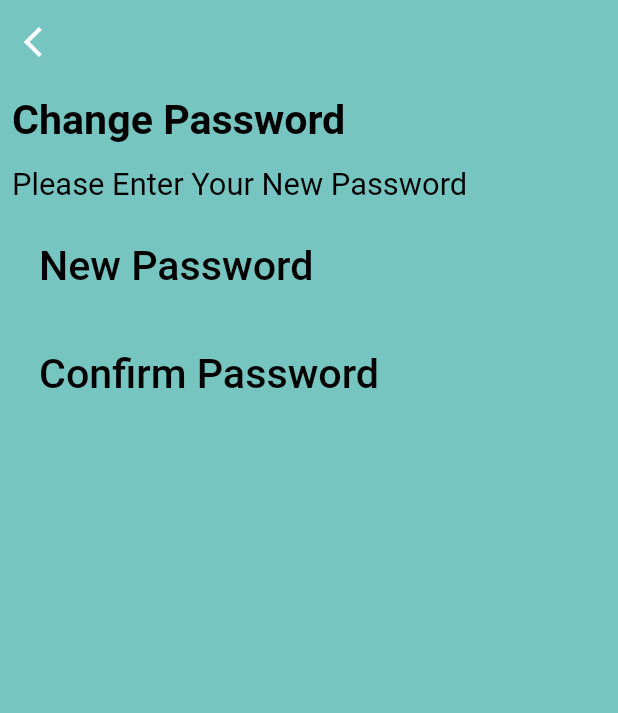
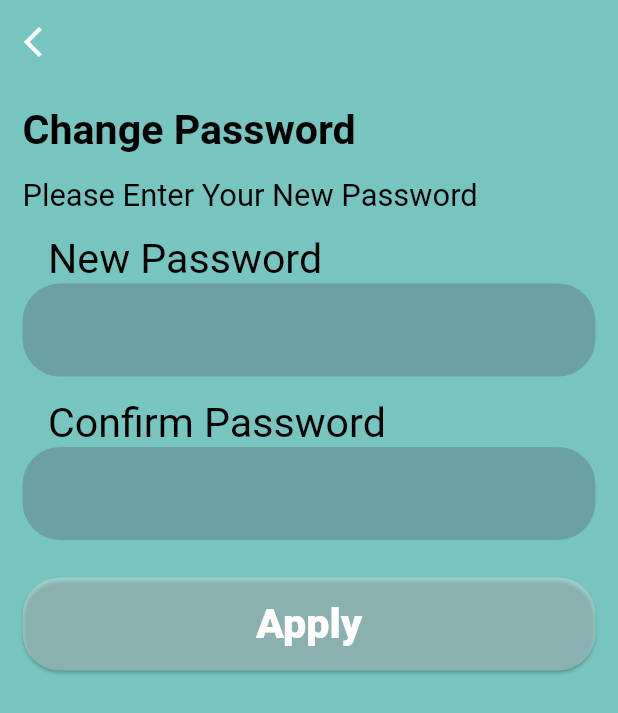
Before and after one commit to Amgad22318/RoomQuik, a Flutter app: the MyProfileScreen widget shown alone on an empty page, opened directly, after a tap on "Change Password", on a phone screen of 412 x 824 dp. Shown: the top 713 px of the screen. Run offline on Flutter 3.47's test engine with Material 2 defaults, Android fonts, the phone set to English and light mode, and no system bars; our stand-ins replace bloc, cached_network_image, dio, flutter_bloc, flutter_svg, fluttertoast and 5 more; accounts and stored records are empty; network calls fail.

Commit message:
ashraf_update_last_repo

```diff
--- a/lib/data/repository/Profile_Info_repository/profile_info_repository.dart
+++ b/lib/data/repository/Profile_Info_repository/profile_info_repository.dart
@@ -4,8 +4,8 @@ import 'package:algoriza_team_6_realestate_app/data/source/network/api_result_ha
 import '../../source/network/endpoints.dart';
 import '../../source/network/my_dio.dart';
 
-class Profile_Info_Repository {
+class ProfileInfoRepository {
   Future<ApiResults> getProfileInfoData() async {
-    return await sl<MyDio>().getData(endPoint: profile_info,);
+    return await sl<MyDio>().getData(endPoint: profileInfo,);
 }
 }
--- a/lib/data/repository/booking_repository/booking_repository.dart
+++ b/lib/data/repository/booking_repository/booking_repository.dart
@@ -4,12 +4,12 @@ import 'package:algoriza_team_6_realestate_app/data/source/network/api_result_ha
 import '../../source/network/endpoints.dart';
 import '../../source/network/my_dio.dart';
 
-class Booking_Repository {
+class BookingRepository {
   Future<ApiResults> getBookingData(
       int count,
       String type,
       ) async {
-    return await sl<MyDio>().getData(endPoint: get_bookings, queryParameters: {
+    return await sl<MyDio>().getData(endPoint: getBookings, queryParameters: {
       'count': count,
       'type': type,
     });
--- a/lib/data/repository/create_booking_repository/create_booking_repository.dart
+++ b/lib/data/repository/create_booking_repository/create_booking_repository.dart
@@ -8,7 +8,7 @@ class CreateBookingRepository {
   Future<ApiResults> CreateBookingData(
     int hotel_ID,
   ) async {
-    return await sl<MyDio>().postData(endPoint: create_booking, data: {
+    return await sl<MyDio>().postData(endPoint: createBooking, data: {
       'hotel_id':hotel_ID,
     });
   }
--- a/lib/data/repository/hotlels_repository/hotels_repository.dart
+++ b/lib/data/repository/hotlels_repository/hotels_repository.dart
@@ -4,7 +4,7 @@ import 'package:algoriza_team_6_realestate_app/data/source/network/api_result_ha
 import '../../source/network/endpoints.dart';
 import '../../source/network/my_dio.dart';
 
-class Hotels_Repository {
+class HotelsRepository {
   Future<ApiResults> getHotelsData(
       int count,
       int page,
--- a/lib/data/repository/pass_change_repository/pass_change_repository.dart
+++ b/lib/data/repository/pass_change_repository/pass_change_repository.dart
@@ -4,13 +4,13 @@ import 'package:algoriza_team_6_realestate_app/data/source/network/api_result_ha
 import '../../source/network/endpoints.dart';
 import '../../source/network/my_dio.dart';
 
-class Pass_Change_Repository {
+class PassChangeRepository {
   Future<ApiResults> PassChangeData(
     String email,
     String password,
     String password_confirmation,
   ) async {
-    return await sl<MyDio>().postData(endPoint: pass_change, data: {
+    return await sl<MyDio>().postData(endPoint: passChange, data: {
       'email': email,
       'password': password,
       'password_confirmation': password_confirmation,
--- a/lib/data/repository/search_hotlel_repository/search_hotel_repository.dart
+++ b/lib/data/repository/search_hotlel_repository/search_hotel_repository.dart
@@ -4,7 +4,7 @@ import 'package:algoriza_team_6_realestate_app/data/source/network/api_result_ha
 import '../../source/network/endpoints.dart';
 import '../../source/network/my_dio.dart';
 
-class Search_Repository {
+class SearchRepository {
   Future<ApiResults> getSearchData(
     int count,
     int page,
--- a/lib/data/repository/update_booking_repository/update_booking_repository.dart
+++ b/lib/data/repository/update_booking_repository/update_booking_repository.dart
@@ -9,7 +9,7 @@ class UpdateBookingRepository {
     int booking_id,
       String type,
   ) async {
-    return await sl<MyDio>().postData(endPoint: update_booking_status, data: {
+    return await sl<MyDio>().postData(endPoint: updateBookingStatus, data: {
       'booking_id':booking_id,
       'type':type,
     });
--- a/lib/data/repository/update_profile_repository/update_profile_repository.dart
+++ b/lib/data/repository/update_profile_repository/update_profile_repository.dart
@@ -4,14 +4,14 @@ import 'package:algoriza_team_6_realestate_app/data/source/network/api_result_ha
 import '../../source/network/endpoints.dart';
 import '../../source/network/my_dio.dart';
 
-class Update_Profile_Repository {
+class UpdateProfileRepository {
   Future<ApiResults> UpdateProfileData(
     String name,
     String email,
     String password,
     String password_confirmation,
   ) async {
-    return await sl<MyDio>().postData(endPoint: update_info, data: {
+    return await sl<MyDio>().postData(endPoint: updateInfo, data: {
       'name':name ,
       'email': email,
       'password': password,
--- a/lib/router/app_router.dart
+++ b/lib/router/app_router.dart
@@ -31,7 +31,7 @@ class AppRouter {
       case screens.UpdateProfileRoute:
         return MaterialPageRoute(builder: (_) => EditProfile());
       case screens.ChangePasswordRoute:
-        return MaterialPageRoute(builder: (_) => Change_password());
+        return MaterialPageRoute(builder: (_) => ChangePassword());
 
       default:
         return null;
--- a/lib/screens/my_profile/change_password.dart
+++ b/lib/screens/my_profile/change_password.dart
@@ -1,11 +1,13 @@
 import 'package:flutter/material.dart';
 import 'package:sizer/sizer.dart';
 
+import '../../styles/colors.dart';
+import '../../widgets/default_material_button.dart';
 import '../../widgets/default_text.dart';
 import '../../widgets/default_text_form_field.dart';
 
-class Change_password extends StatelessWidget {
-  const Change_password({Key? key}) : super(key: key);
+class ChangePassword extends StatelessWidget {
+  const ChangePassword({Key? key}) : super(key: key);
 
   @override
   Widget build(BuildContext context) {
@@ -21,7 +23,7 @@ class Change_password extends StatelessWidget {
         elevation: 0,
       ),
       body: Padding(
-        padding: const EdgeInsets.all(8.0),
+        padding: const EdgeInsets.all(15.0),
         child: Column(
           crossAxisAlignment: CrossAxisAlignment.start,
           children: [
@@ -42,34 +44,94 @@ class Change_password extends StatelessWidget {
             SizedBox(
               height: 15,
             ),
-            DefaultTextFormField(
-              fontweight: FontWeight.w500,
-              controllerr: password,
-              type: TextInputType.text,
-              label: 'New Password',
-              radius: 0,
-              fonts: 20.sp,
-              readonly: false,
-              ispassword: false,
-              bradius: 20,
-              hint: 'Enter New Password',
-
-
+            Column(
+              crossAxisAlignment: CrossAxisAlignment.start,
+              children: [
+                Padding(
+                  padding: const EdgeInsets.only(left: 17.0),
+                  child: DefaultText(
+                    text: 'New Password',
+                    fontSize: 20.sp,
+                    color: Colors.black,
                   ),
-            SizedBox(
-              height: 15,
                 ),
                 DefaultTextFormField(
                   fontweight: FontWeight.w500,
                   controllerr: password,
                   type: TextInputType.text,
-              label: 'Confirm Password',
+                  label: ' ',
                   radius: 0,
                   fonts: 20.sp,
                   readonly: false,
                   ispassword: false,
-              bradius: 20,
+                  bradius: 25,
+                  enabledbprder: OutlineInputBorder(
+                    borderRadius: BorderRadius.circular(25),
+                    borderSide: BorderSide(color: Colors.transparent),
+                  ),
+                  focusedborder: OutlineInputBorder(
+                    borderRadius: BorderRadius.circular(25),
+                    borderSide: BorderSide(color: Colors.transparent),
+                  ),
+                  filled: true,
+                  fillcolor: Colors.blueGrey.withOpacity(0.5),
+                  vertical: 15,
+                  hint: 'Enter New Password',
+                ),
+              ],
+            ),
+            SizedBox(
+              height: 15,
+            ),
+            Column(
+              crossAxisAlignment: CrossAxisAlignment.start,
+              children: [
+                Padding(
+                  padding: const EdgeInsets.only(left: 17.0),
+                  child: DefaultText(
+                    text: 'Confirm Password',
+                    fontSize: 20.sp,
+                    color: Colors.black,
+                  ),
+                ),
+                DefaultTextFormField(
+                  fontweight: FontWeight.w500,
+                  controllerr: password,
+                  type: TextInputType.text,
+                  label: ' ',
+                  radius: 0,
+                  fonts: 20.sp,
+                  readonly: false,
+                  ispassword: false,
+                  bradius: 25,
+                  enabledbprder: OutlineInputBorder(
+                    borderRadius: BorderRadius.circular(25),
+                    borderSide: BorderSide(color: Colors.transparent),
+                  ),
+                  focusedborder: OutlineInputBorder(
+                    borderRadius: BorderRadius.circular(25),
+                    borderSide: BorderSide(color: Colors.transparent),
+                  ),
+                  filled: true,
+                  fillcolor: Colors.blueGrey.withOpacity(0.5),
+                  vertical: 15,
                   hint: 'Enter confirm Password',
+                ),
+                SizedBox(
+                  height: 25,
+                ),
+                DefaultMaterialButton(
+                  height: 62,
+                  radius: 25,
+                  onPressed: () {},
+                  child: DefaultText(
+                    text: 'Apply',
+                    fontSize: 20.sp,
+                    fontWeight: FontWeight.w800,
+
+                  ),
+                ),
+              ],
             ),
           ],
         ),
--- a/lib/screens/my_profile/my_profile_screen.dart
+++ b/lib/screens/my_profile/my_profile_screen.dart
@@ -11,8 +11,12 @@ class MyProfileScreen extends StatelessWidget {
 
   @override
   Widget build(BuildContext context) {
-    var namecontroller=TextEditingController();
-
+    var changepasswordontroller = TextEditingController();
+    var invitefriendscontroller = TextEditingController();
+    var creditcontroller = TextEditingController();
+    var helpcontroller = TextEditingController();
+    var paymentcontroller = TextEditingController();
+    var settingscontroller = TextEditingController();
     return Padding(
       padding: const EdgeInsets.symmetric(horizontal: 15.0),
       child: SingleChildScrollView(
@@ -48,10 +52,15 @@ class MyProfileScreen extends StatelessWidget {
                 Navigator.pushNamed(context, ChangePasswordRoute);
               },
                 child: DefaultTextFormField(
-                  controllerr: namecontroller,
+                  controllerr: changepasswordontroller,
                   type: TextInputType.text,
                   label: 'Change Password',
                   fontweight: FontWeight.bold,
+                  focusedborder: InputBorder.none,
+                  enabledbprder: InputBorder.none,
+                  erroborder: InputBorder.none,
+                  disabledborder: InputBorder.none,
+
                   radius: 1,
                   fonts: 25,
                   bradius: 15,
@@ -73,11 +82,15 @@ class MyProfileScreen extends StatelessWidget {
               padding: const EdgeInsets.symmetric(vertical: 8.0),
               child: InkWell(onTap: (){},
                 child: DefaultTextFormField(
-                  controllerr: namecontroller,
+                  controllerr: invitefriendscontroller,
                   type: TextInputType.text,
                   label: 'Invite Friends',
                   fontweight: FontWeight.bold,
                   radius: 1,
+                  focusedborder: InputBorder.none,
+                  enabledbprder: InputBorder.none,
+                  erroborder: InputBorder.none,
+                  disabledborder: InputBorder.none,
                   enabled: false,
 
                   fonts: 25,
@@ -99,11 +112,14 @@ class MyProfileScreen extends StatelessWidget {
               padding: const EdgeInsets.symmetric(vertical: 8.0),
               child: InkWell(onTap: (){},
                 child: DefaultTextFormField(
-                  controllerr: namecontroller,
+                  controllerr: creditcontroller,
                   type: TextInputType.text,
                   label: 'Credit & Coupons',
                   enabled: false,
-
+                  focusedborder: InputBorder.none,
+                  enabledbprder: InputBorder.none,
+                  erroborder: InputBorder.none,
+                  disabledborder: InputBorder.none,
                   fontweight: FontWeight.bold,
                   radius: 1,
                   fonts: 25,
@@ -125,7 +141,7 @@ class MyProfileScreen extends StatelessWidget {
               padding: const EdgeInsets.symmetric(vertical: 8.0),
               child: InkWell(onTap: (){},
                 child: DefaultTextFormField(
-                  controllerr: namecontroller,
+                  controllerr: helpcontroller,
                   type: TextInputType.text,
                   label: 'Help Center',
                   enabled: false,
@@ -135,6 +151,10 @@ class MyProfileScreen extends StatelessWidget {
                   fonts: 25,
                   bradius: 15,
                   max: 8,
+                  focusedborder: InputBorder.none,
+                  enabledbprder: InputBorder.none,
+                  erroborder: InputBorder.none,
+                  disabledborder: InputBorder.none,
                   readonly: false,
                   suffix: Icons.info,
                   border: OutlineInputBorder(),
@@ -151,7 +171,7 @@ class MyProfileScreen extends StatelessWidget {
               padding: const EdgeInsets.symmetric(vertical: 8.0),
               child: InkWell(onTap: (){},
                 child: DefaultTextFormField(
-                  controllerr: namecontroller,
+                  controllerr: paymentcontroller,
                   type: TextInputType.text,
                   label: 'Payment',
                   enabled: false,
@@ -159,6 +179,10 @@ class MyProfileScreen extends StatelessWidget {
                   radius: 1,
                   fonts: 25,
                   bradius: 15,
+                  focusedborder: InputBorder.none,
+                  enabledbprder: InputBorder.none,
+                  erroborder: InputBorder.none,
+                  disabledborder: InputBorder.none,
                   max: 8,
                   readonly: false,
                   suffix: Icons.payment,
@@ -178,7 +202,7 @@ class MyProfileScreen extends StatelessWidget {
                 Navigator.pushNamed(context, settingScreenRoute);
               },
                 child: DefaultTextFormField(
-                  controllerr: namecontroller,
+                  controllerr: settingscontroller,
                   type: TextInputType.text,
                   label: 'Settings',
                   enabled: false,
@@ -187,6 +211,10 @@ class MyProfileScreen extends StatelessWidget {
                   fonts: 25,
                   bradius: 15,
                   max: 8,
+                  focusedborder: InputBorder.none,
+                  enabledbprder: InputBorder.none,
+                  erroborder: InputBorder.none,
+                  disabledborder: InputBorder.none,
                   readonly: false,
                   suffix: Icons.settings,
                   border: OutlineInputBorder(),
@@ -195,10 +223,7 @@ class MyProfileScreen extends StatelessWidget {
                 ),
               ),
             ),
-            Container(
-              color: Colors.grey,
-              height: 1,
-            ),
+
           ],
         ),
       ),
--- a/lib/widgets/default_text_form_field.dart
+++ b/lib/widgets/default_text_form_field.dart
@@ -12,12 +12,20 @@ class DefaultTextFormField extends StatelessWidget {
   final bool ispassword;
   final bool readonly;
   final bool? enabled;
+  final FloatingLabelBehavior? floatingLabelBehavior;
+  final bool? filled;
+  final Color? fillcolor;
   final String? prefixtext;
   final double? max;
   final double? vertical;
+  final bool? isdense;
   final Widget? prefixwidget;
-  final String?hint;
+  final String? hint;
   final BorderSide? border1;
+  final InputBorder? focusedborder;
+  final InputBorder? enabledbprder;
+  final InputBorder? erroborder;
+  final InputBorder? disabledborder;
   final IconData? suffix;
   final IconData? prefix;
   final String label;
@@ -55,7 +63,16 @@ class DefaultTextFormField extends StatelessWidget {
     this.vertical,
     this.hint,
     required this.ispassword,
-    this.prefixwidget,  this.enabled,
+    this.prefixwidget,
+    this.enabled,
+    this.focusedborder,
+    this.enabledbprder,
+    this.erroborder,
+    this.disabledborder,
+    this.filled,
+    this.fillcolor,
+    this.floatingLabelBehavior,
+    this.isdense,
   }) : super(key: key);
 
   @override
@@ -70,24 +87,32 @@ class DefaultTextFormField extends StatelessWidget {
       readOnly: readonly,
       cursorColor: Colors.black,
       decoration: InputDecoration(
-          focusedBorder: InputBorder.none,
-          enabledBorder: InputBorder.none,
-          errorBorder: InputBorder.none,
-          disabledBorder: InputBorder.none,
+        focusedBorder: focusedborder,
+        enabledBorder: enabledbprder,
+        errorBorder: erroborder,
+        disabledBorder: disabledborder,
         hintText: hint,
-          isDense: true,
-          enabled: enabled??true,
+        isDense: isdense,
+        enabled: enabled ?? true,
         prefixStyle: TextStyle(
           color: Colors.black,
         ),
-          contentPadding: EdgeInsets.symmetric(horizontal:0,vertical: 0),
-          prefixIconConstraints:BoxConstraints(minWidth: 0,maxWidth: max??double.infinity),
+        fillColor: fillcolor,
+        floatingLabelBehavior: floatingLabelBehavior,
+        filled: filled,
+        contentPadding:
+            EdgeInsets.symmetric(horizontal: 0, vertical: vertical ?? 0),
+        prefixIconConstraints:
+            BoxConstraints(minWidth: 0, maxWidth: max ?? double.infinity),
         border: OutlineInputBorder(
-            borderRadius: BorderRadius.circular(bradius??0),
+          borderRadius: BorderRadius.circular(bradius ?? 0),
         ),
         prefixIcon: Icon(prefix),
         prefix: prefixwidget,
-          suffixIcon:Icon(suffix,size: 35,),
+        suffixIcon: Icon(
+          suffix,
+          size: 35,
+        ),
         label: Text(
           label,
           style: TextStyle(
```
Also changed, not shown: lib/data/source/network/endpoints.dart (+6 -6 lines), lib/screens/my_profile/edit_profile.dart (+50 -56 lines). Lines whose indentation alone changed are shown as unchanged.
